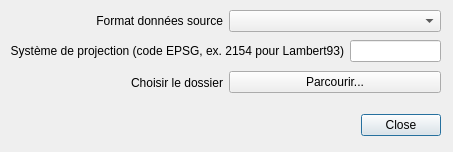
This is forms/Ui_importRoadNetworkDialog.ui in datagistips/territoires-ville.TempusAccess as Qt 5 draws it before an edit. The edited form follows.
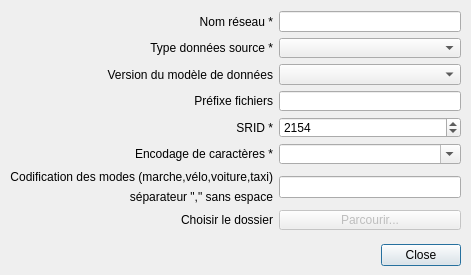
This is the edited form.

Patch:
```diff
--- a/forms/Ui_importRoadNetworkDialog.ui
+++ b/forms/Ui_importRoadNetworkDialog.ui
@@ -6,8 +6,8 @@
    <rect>
     <x>0</x>
     <y>0</y>
-    <width>453</width>
-    <height>152</height>
+    <width>471</width>
+    <height>275</height>
    </rect>
   </property>
   <property name="windowTitle">
@@ -16,8 +16,8 @@
   <widget class="QDialogButtonBox" name="buttonBox">
    <property name="geometry">
     <rect>
-     <x>360</x>
-     <y>110</y>
+     <x>380</x>
+     <y>240</y>
      <width>81</width>
      <height>31</height>
     </rect>
@@ -30,14 +30,37 @@
    <property name="geometry">
     <rect>
      <x>10</x>
-     <y>70</y>
-     <width>431</width>
-     <height>25</height>
+     <y>11</y>
+     <width>451</width>
+     <height>219</height>
     </rect>
    </property>
-   <layout class="QHBoxLayout" name="horizontalLayout">
-    <item>
-     <widget class="QLabel" name="labelSchemaStockage_2">
+   <layout class="QGridLayout" name="gridLayout">
+    <item row="2" column="1">
+     <widget class="QComboBox" name="comboBoxFormatVersion"/>
+    </item>
+    <item row="5" column="0">
+     <widget class="QLabel" name="label_5">
+      <property name="text">
+       <string>Encodage de caractères *</string>
+      </property>
+      <property name="alignment">
+       <set>Qt::AlignRight|Qt::AlignTrailing|Qt::AlignVCenter</set>
+      </property>
+     </widget>
+    </item>
+    <item row="6" column="0">
+     <widget class="QLabel" name="labelVisumModes1">
+      <property name="text">
+       <string>Codification des modes (marche,vélo,voiture,taxi)</string>
+      </property>
+      <property name="alignment">
+       <set>Qt::AlignBottom|Qt::AlignRight|Qt::AlignTrailing</set>
+      </property>
+     </widget>
+    </item>
+    <item row="8" column="0">
+     <widget class="QLabel" name="labelPath">
       <property name="sizePolicy">
        <sizepolicy hsizetype="Preferred" vsizetype="Preferred">
         <horstretch>0</horstretch>
@@ -55,11 +78,84 @@
       </property>
      </widget>
     </item>
-    <item>
-     <widget class="QPushButton" name="pushButtonImportRoadNetwork">
-      <property name="enabled">
+    <item row="3" column="0">
+     <widget class="QLabel" name="label_4">
+      <property name="text">
+       <string>Préfixe fichiers</string>
+      </property>
+      <property name="alignment">
+       <set>Qt::AlignRight|Qt::AlignTrailing|Qt::AlignVCenter</set>
+      </property>
+     </widget>
+    </item>
+    <item row="3" column="1">
+     <widget class="QLineEdit" name="lineEditPrefix"/>
+    </item>
+    <item row="1" column="0">
+     <widget class="QLabel" name="label">
+      <property name="text">
+       <string>Type données source *</string>
+      </property>
+      <property name="alignment">
+       <set>Qt::AlignRight|Qt::AlignTrailing|Qt::AlignVCenter</set>
+      </property>
+     </widget>
+    </item>
+    <item row="4" column="1">
+     <widget class="QSpinBox" name="spinBoxSRID">
+      <property name="maximum">
+       <number>9999</number>
+      </property>
+      <property name="value">
+       <number>2154</number>
+      </property>
+     </widget>
+    </item>
+    <item row="5" column="1">
+     <widget class="QComboBox" name="comboBoxEncoding">
+      <property name="editable">
        <bool>true</bool>
       </property>
+     </widget>
+    </item>
+    <item row="2" column="0">
+     <widget class="QLabel" name="label_3">
+      <property name="text">
+       <string>Version du modèle de données</string>
+      </property>
+      <property name="alignment">
+       <set>Qt::AlignRight|Qt::AlignTrailing|Qt::AlignVCenter</set>
+      </property>
+     </widget>
+    </item>
+    <item row="1" column="1">
+     <widget class="QComboBox" name="comboBoxFormat"/>
+    </item>
+    <item row="7" column="0">
+     <widget class="QLabel" name="labelVisumModes2">
+      <property name="text">
+       <string>séparateur &quot;,&quot; sans espace</string>
+      </property>
+      <property name="alignment">
+       <set>Qt::AlignRight|Qt::AlignTop|Qt::AlignTrailing</set>
+      </property>
+     </widget>
+    </item>
+    <item row="4" column="0">
+     <widget class="QLabel" name="label_2">
+      <property name="text">
+       <string>SRID *</string>
+      </property>
+      <property name="alignment">
+       <set>Qt::AlignRight|Qt::AlignTrailing|Qt::AlignVCenter</set>
+      </property>
+     </widget>
+    </item>
+    <item row="8" column="1">
+     <widget class="QPushButton" name="pushButtonChoose">
+      <property name="enabled">
+       <bool>false</bool>
+      </property>
       <property name="sizePolicy">
        <sizepolicy hsizetype="Preferred" vsizetype="Fixed">
         <horstretch>0</horstretch>
@@ -74,55 +170,21 @@
       </property>
      </widget>
     </item>
-   </layout>
-  </widget>
-  <widget class="QWidget" name="layoutWidget">
-   <property name="geometry">
-    <rect>
-     <x>10</x>
-     <y>10</y>
-     <width>431</width>
-     <height>22</height>
-    </rect>
-   </property>
-   <layout class="QHBoxLayout" name="horizontalLayout_2">
-    <item>
-     <widget class="QLabel" name="label">
-      <property name="text">
-       <string>Format données source</string>
-      </property>
-      <property name="alignment">
-       <set>Qt::AlignRight|Qt::AlignTrailing|Qt::AlignVCenter</set>
-      </property>
-     </widget>
+    <item row="6" column="1" rowspan="2">
+     <widget class="QLineEdit" name="lineEditVisumModes"/>
     </item>
-    <item>
-     <widget class="QComboBox" name="comboBoxRoadFormat"/>
-    </item>
-   </layout>
-  </widget>
-  <widget class="QWidget" name="layoutWidget">
-   <property name="geometry">
-    <rect>
-     <x>10</x>
-     <y>40</y>
-     <width>431</width>
-     <height>22</height>
-    </rect>
-   </property>
-   <layout class="QHBoxLayout" name="horizontalLayout_3">
-    <item>
-     <widget class="QLabel" name="label_2">
+    <item row="0" column="0">
+     <widget class="QLabel" name="label_6">
       <property name="text">
-       <string>Système de projection (code EPSG, ex. 2154 pour Lambert93)</string>
+       <string>Nom réseau *</string>
       </property>
       <property name="alignment">
        <set>Qt::AlignRight|Qt::AlignTrailing|Qt::AlignVCenter</set>
       </property>
      </widget>
     </item>
-    <item>
-     <widget class="QLineEdit" name="lineEditSRID"/>
+    <item row="0" column="1">
+     <widget class="QLineEdit" name="lineEditSourceName"/>
     </item>
    </layout>
   </widget>
```
Left out of the diff: 6 changed lines with no effect on the pictures.
